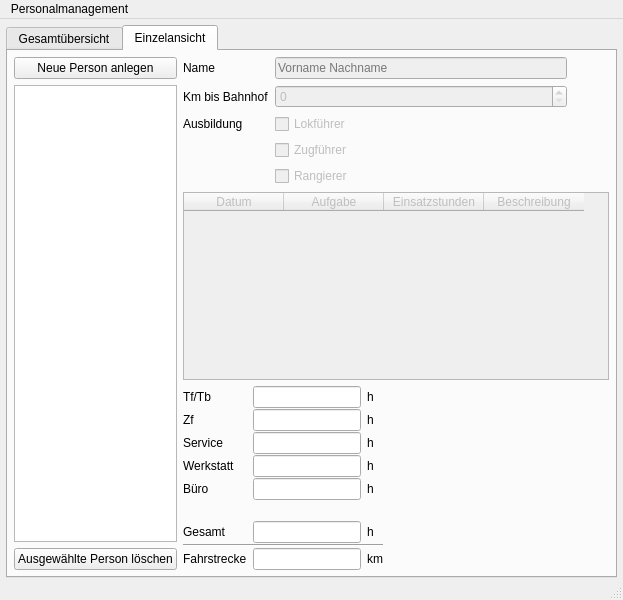
Before: the Qt Designer form Programm/personalwindow.ui in philjosch/Einsatzplaner, drawn with Qt 5.
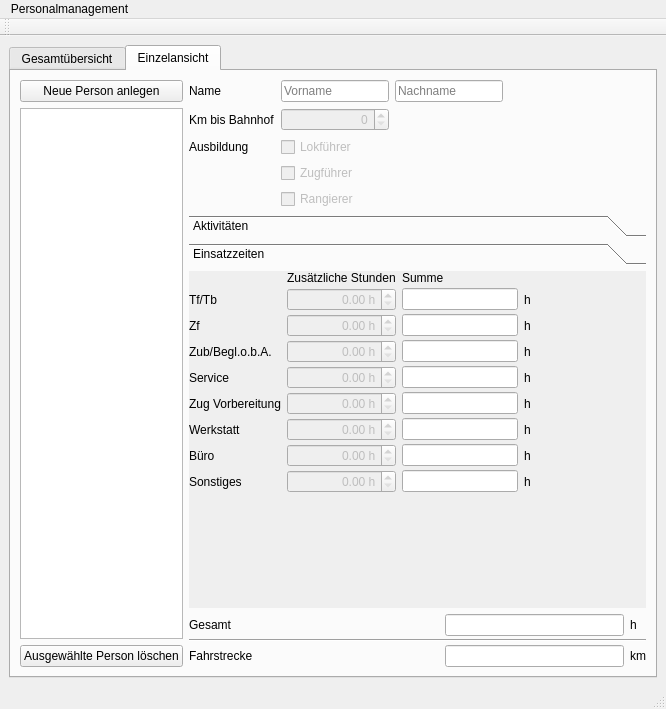
After: the same form once the commit is applied. The open tabs and pages were chosen to show the change.

```diff
--- a/Programm/personalwindow.ui
+++ b/Programm/personalwindow.ui
@@ -9,34 +9,16 @@
    <rect>
     <x>0</x>
     <y>0</y>
-    <width>623</width>
-    <height>600</height>
+    <width>666</width>
+    <height>709</height>
    </rect>
   </property>
   <property name="windowTitle">
    <string>MainWindow</string>
   </property>
   <widget class="QWidget" name="centralwidget">
-   <layout class="QGridLayout" name="gridLayout_6">
-    <property name="leftMargin">
-     <number>6</number>
-    </property>
-    <property name="topMargin">
-     <number>6</number>
-    </property>
-    <property name="rightMargin">
-     <number>6</number>
-    </property>
-    <property name="bottomMargin">
-     <number>0</number>
-    </property>
-    <property name="horizontalSpacing">
-     <number>0</number>
-    </property>
-    <property name="verticalSpacing">
-     <number>6</number>
-    </property>
-    <item row="0" column="0" colspan="2">
+   <layout class="QGridLayout" name="gridLayout_4">
+    <item row="0" column="0">
      <widget class="QTabWidget" name="tabWidget">
       <property name="currentIndex">
        <number>0</number>
@@ -219,24 +201,52 @@
        <attribute name="title">
         <string>Einzelansicht</string>
        </attribute>
-       <layout class="QGridLayout" name="gridLayout_2" columnstretch="1,3">
-        <property name="leftMargin">
-         <number>6</number>
-        </property>
-        <property name="topMargin">
-         <number>6</number>
-        </property>
-        <property name="rightMargin">
-         <number>6</number>
-        </property>
-        <property name="bottomMargin">
-         <number>6</number>
-        </property>
-        <property name="spacing">
-         <number>6</number>
-        </property>
+       <layout class="QGridLayout" name="gridLayout_2" rowstretch="0,1,0" columnstretch="1,3">
+        <item row="0" column="0" rowspan="3">
+         <layout class="QGridLayout" name="liste">
+          <property name="leftMargin">
+           <number>0</number>
+          </property>
+          <property name="topMargin">
+           <number>0</number>
+          </property>
+          <property name="rightMargin">
+           <number>0</number>
+          </property>
+          <property name="bottomMargin">
+           <number>0</number>
+          </property>
+          <property name="spacing">
+           <number>6</number>
+          </property>
+          <item row="0" column="0">
+           <widget class="QPushButton" name="pushAdd">
+            <property name="text">
+             <string>Neue Person anlegen</string>
+            </property>
+           </widget>
+          </item>
+          <item row="1" column="0">
+           <widget class="QListWidget" name="listWidget">
+            <property name="sortingEnabled">
+             <bool>true</bool>
+            </property>
+           </widget>
+          </item>
+          <item row="2" column="0">
+           <widget class="QPushButton" name="pushDelete">
+            <property name="statusTip">
+             <string>Eine Person in der Liste auswählen und dann auf den Button drücken, um die Person aus dem System zu löschen</string>
+            </property>
+            <property name="text">
+             <string>Ausgewählte Person löschen</string>
+            </property>
+           </widget>
+          </item>
+         </layout>
+        </item>
         <item row="0" column="1">
-         <layout class="QGridLayout" name="einzelnansicht" rowstretch="0,1,0" columnstretch="0,1">
+         <layout class="QGridLayout" name="stammdaten" columnstretch="0,0,0,1">
           <property name="leftMargin">
            <number>0</number>
           </property>
@@ -252,8 +262,139 @@
           <property name="spacing">
            <number>6</number>
           </property>
-          <item row="0" column="0" colspan="2">
-           <layout class="QGridLayout" name="stammdaten" columnstretch="0,0,0,1">
+          <item row="4" column="1" colspan="2">
+           <widget class="QCheckBox" name="checkRangierer">
+            <property name="enabled">
+             <bool>false</bool>
+            </property>
+            <property name="text">
+             <string>Rangierer</string>
+            </property>
+           </widget>
+          </item>
+          <item row="2" column="0">
+           <widget class="QLabel" name="label_3">
+            <property name="text">
+             <string>Ausbildung</string>
+            </property>
+           </widget>
+          </item>
+          <item row="3" column="1" colspan="2">
+           <widget class="QCheckBox" name="checkZf">
+            <property name="enabled">
+             <bool>false</bool>
+            </property>
+            <property name="text">
+             <string>Zugführer</string>
+            </property>
+           </widget>
+          </item>
+          <item row="0" column="0">
+           <widget class="QLabel" name="label">
+            <property name="text">
+             <string>Name</string>
+            </property>
+           </widget>
+          </item>
+          <item row="1" column="0">
+           <widget class="QLabel" name="label_2">
+            <property name="statusTip">
+             <string>Die Entfernung zum Heimatbahnhof. Wird benötigt, um die Strecke auszurechnen.</string>
+            </property>
+            <property name="text">
+             <string>Km bis Bahnhof</string>
+            </property>
+           </widget>
+          </item>
+          <item row="2" column="1" colspan="2">
+           <widget class="QCheckBox" name="checkTf">
+            <property name="enabled">
+             <bool>false</bool>
+            </property>
+            <property name="text">
+             <string>Lokführer</string>
+            </property>
+           </widget>
+          </item>
+          <item row="1" column="3">
+           <spacer name="horizontalSpacer_2">
+            <property name="orientation">
+             <enum>Qt::Horizontal</enum>
+            </property>
+            <property name="sizeHint" stdset="0">
+             <size>
+              <width>40</width>
+              <height>20</height>
+             </size>
+            </property>
+           </spacer>
+          </item>
+          <item row="0" column="3">
+           <spacer name="horizontalSpacer_4">
+            <property name="orientation">
+             <enum>Qt::Horizontal</enum>
+            </property>
+            <property name="sizeHint" stdset="0">
+             <size>
+              <width>40</width>
+              <height>20</height>
+             </size>
+            </property>
+           </spacer>
+          </item>
+          <item row="0" column="1">
+           <widget class="QLineEdit" name="lineVorname">
+            <property name="placeholderText">
+             <string>Vorname</string>
+            </property>
+           </widget>
+          </item>
+          <item row="0" column="2">
+           <widget class="QLineEdit" name="lineNachname">
+            <property name="placeholderText">
+             <string>Nachname</string>
+            </property>
+           </widget>
+          </item>
+          <item row="1" column="1">
+           <widget class="QSpinBox" name="spinKm">
+            <property name="enabled">
+             <bool>false</bool>
+            </property>
+            <property name="alignment">
+             <set>Qt::AlignRight|Qt::AlignTrailing|Qt::AlignVCenter</set>
+            </property>
+           </widget>
+          </item>
+         </layout>
+        </item>
+        <item row="1" column="1">
+         <widget class="QToolBox" name="toolBox">
+          <property name="minimumSize">
+           <size>
+            <width>435</width>
+            <height>200</height>
+           </size>
+          </property>
+          <property name="currentIndex">
+           <number>1</number>
+          </property>
+          <property name="tabSpacing">
+           <number>6</number>
+          </property>
+          <widget class="QWidget" name="pageTable">
+           <property name="geometry">
+            <rect>
+             <x>0</x>
+             <y>0</y>
+             <width>435</width>
+             <height>310</height>
+            </rect>
+           </property>
+           <attribute name="label">
+            <string>Aktivitäten</string>
+           </attribute>
+           <layout class="QGridLayout" name="gridLayout_6">
             <property name="leftMargin">
              <number>0</number>
             </property>
@@ -267,136 +408,74 @@
              <number>0</number>
             </property>
             <property name="spacing">
-             <number>6</number>
+             <number>0</number>
             </property>
-            <item row="4" column="1" colspan="2">
-             <widget class="QCheckBox" name="checkRangierer">
-              <property name="enabled">
-               <bool>false</bool>
-              </property>
-              <property name="text">
-               <string>Rangierer</string>
-              </property>
-             </widget>
-            </item>
-            <item row="2" column="0">
-             <widget class="QLabel" name="label_3">
-              <property name="text">
-               <string>Ausbildung</string>
-              </property>
-             </widget>
-            </item>
-            <item row="3" column="1" colspan="2">
-             <widget class="QCheckBox" name="checkZf">
-              <property name="enabled">
-               <bool>false</bool>
-              </property>
-              <property name="text">
-               <string>Zugführer</string>
-              </property>
-             </widget>
-            </item>
             <item row="0" column="0">
-             <widget class="QLabel" name="label">
-              <property name="text">
-               <string>Name</string>
-              </property>
-             </widget>
-            </item>
-            <item row="0" column="1" colspan="2">
-             <widget class="QLineEdit" name="lineName">
+             <widget class="QTableWidget" name="tabelle">
               <property name="enabled">
                <bool>false</bool>
               </property>
-              <property name="sizePolicy">
-               <sizepolicy hsizetype="Fixed" vsizetype="Fixed">
-                <horstretch>0</horstretch>
-                <verstretch>0</verstretch>
-               </sizepolicy>
-              </property>
               <property name="minimumSize">
                <size>
-                <width>292</width>
-                <height>0</height>
+                <width>402</width>
+                <height>120</height>
                </size>
               </property>
-              <property name="placeholderText">
-               <string>Vorname Nachname</string>
+              <property name="editTriggers">
+               <set>QAbstractItemView::NoEditTriggers</set>
               </property>
-             </widget>
-            </item>
-            <item row="1" column="1" colspan="2">
-             <widget class="QSpinBox" name="spinKm">
-              <property name="enabled">
-               <bool>false</bool>
+              <property name="alternatingRowColors">
+               <bool>true</bool>
               </property>
-              <property name="sizePolicy">
-               <sizepolicy hsizetype="Fixed" vsizetype="Fixed">
-                <horstretch>0</horstretch>
-                <verstretch>0</verstretch>
-               </sizepolicy>
+              <property name="verticalScrollMode">
+               <enum>QAbstractItemView::ScrollPerPixel</enum>
               </property>
-              <property name="minimumSize">
-               <size>
-                <width>292</width>
-                <height>0</height>
-               </size>
+              <property name="horizontalScrollMode">
+               <enum>QAbstractItemView::ScrollPerPixel</enum>
               </property>
-             </widget>
-            </item>
-            <item row="1" column="0">
-             <widget class="QLabel" name="label_2">
-              <property name="statusTip">
-               <string>Die Entfernung zum Heimatbahnhof. Wird benötigt, um die Strecke auszurechnen.</string>
+              <property name="sortingEnabled">
+               <bool>true</bool>
               </property>
-              <property name="text">
-               <string>Km bis Bahnhof</string>
-              </property>
+              <attribute name="horizontalHeaderShowSortIndicator" stdset="0">
+               <bool>true</bool>
+              </attribute>
+              <column>
+               <property name="text">
+                <string>Datum</string>
+               </property>
+              </column>
+              <column>
+               <property name="text">
+                <string>Aufgabe</string>
+               </property>
+              </column>
+              <column>
+               <property name="text">
+                <string>Einsatzstunden</string>
+               </property>
+              </column>
+              <column>
+               <property name="text">
+                <string>Beschreibung</string>
+               </property>
+              </column>
              </widget>
             </item>
-            <item row="2" column="1" colspan="2">
-             <widget class="QCheckBox" name="checkTf">
-              <property name="enabled">
-               <bool>false</bool>
-              </property>
-              <property name="text">
-               <string>Lokführer</string>
-              </property>
-             </widget>
-            </item>
-            <item row="1" column="3">
-             <spacer name="horizontalSpacer_2">
-              <property name="orientation">
-               <enum>Qt::Horizontal</enum>
-              </property>
-              <property name="sizeHint" stdset="0">
-               <size>
-                <width>40</width>
-                <height>20</height>
-               </size>
-              </property>
-             </spacer>
-            </item>
-            <item row="0" column="3">
-             <spacer name="horizontalSpacer_4">
-              <property name="orientation">
-               <enum>Qt::Horizontal</enum>
-              </property>
-              <property name="sizeHint" stdset="0">
-               <size>
-                <width>40</width>
-                <height>20</height>
-               </size>
-              </property>
-             </spacer>
-            </item>
            </layout>
-          </item>
-          <item row="2" column="0">
-           <layout class="QGridLayout" name="uebersicht">
-            <property name="sizeConstraint">
-             <enum>QLayout::SetMaximumSize</enum>
-            </property>
+          </widget>
+          <widget class="QWidget" name="pageEinzelZeiten">
+           <property name="geometry">
+            <rect>
+             <x>0</x>
+             <y>0</y>
+             <width>435</width>
+             <height>310</height>
+            </rect>
+           </property>
+           <attribute name="label">
+            <string>Einsatzzeiten</string>
+           </attribute>
+           <layout class="QGridLayout" name="gridLayout_5" columnstretch="0,0,0,0,0,0">
             <property name="leftMargin">
              <number>0</number>
             </property>
@@ -413,112 +492,165 @@
              <number>6</number>
             </property>
             <property name="verticalSpacing">
-             <number>1</number>
+             <number>3</number>
             </property>
+            <item row="4" column="0">
+             <widget class="QLabel" name="label_6">
+              <property name="text">
+               <string>Service</string>
+              </property>
+             </widget>
+            </item>
             <item row="8" column="0">
-             <widget class="QLabel" name="label_10">
+             <widget class="QLabel" name="label_20">
               <property name="text">
-               <string>Fahrstrecke</string>
+               <string>Sonstiges</string>
               </property>
              </widget>
             </item>
-            <item row="4" column="1">
-             <widget class="QLineEdit" name="lineBuero">
-              <property name="alignment">
-               <set>Qt::AlignRight|Qt::AlignTrailing|Qt::AlignVCenter</set>
-              </property>
-              <property name="readOnly">
-               <bool>true</bool>
-              </property>
-             </widget>
-            </item>
-            <item row="8" column="1">
-             <widget class="QLineEdit" name="lineStrecke">
-              <property name="alignment">
-               <set>Qt::AlignRight|Qt::AlignTrailing|Qt::AlignVCenter</set>
-              </property>
-              <property name="readOnly">
-               <bool>true</bool>
-              </property>
-             </widget>
-            </item>
-            <item row="4" column="2">
-             <widget class="QLabel" name="label_15">
+            <item row="8" column="4">
+             <widget class="QLabel" name="label_25">
               <property name="text">
                <string>h</string>
               </property>
              </widget>
             </item>
-            <item row="0" column="2">
-             <widget class="QLabel" name="label_11">
-              <property name="text">
-               <string>h</string>
-              </property>
-             </widget>
-            </item>
-            <item row="1" column="1">
-             <widget class="QLineEdit" name="lineZf">
-              <property name="alignment">
-               <set>Qt::AlignRight|Qt::AlignTrailing|Qt::AlignVCenter</set>
-              </property>
-              <property name="readOnly">
-               <bool>true</bool>
-              </property>
-             </widget>
-            </item>
-            <item row="6" column="0">
-             <widget class="QLabel" name="label_9">
-              <property name="text">
-               <string>Gesamt</string>
-              </property>
-             </widget>
-            </item>
-            <item row="6" column="2">
-             <widget class="QLabel" name="label_16">
-              <property name="text">
-               <string>h</string>
-              </property>
-             </widget>
-            </item>
-            <item row="7" column="0" colspan="3">
-             <widget class="Line" name="horizontalLine">
-              <property name="orientation">
-               <enum>Qt::Horizontal</enum>
-              </property>
-             </widget>
-            </item>
-            <item row="0" column="0">
-             <widget class="QLabel" name="label_4">
-              <property name="text">
-               <string>Tf/Tb</string>
-              </property>
-             </widget>
-            </item>
-            <item row="1" column="0">
-             <widget class="QLabel" name="label_7">
-              <property name="text">
-               <string>Zf</string>
-              </property>
-             </widget>
-            </item>
-            <item row="5" column="0">
+            <item row="9" column="1">
              <spacer name="verticalSpacer">
               <property name="orientation">
                <enum>Qt::Vertical</enum>
               </property>
-              <property name="sizeType">
-               <enum>QSizePolicy::Fixed</enum>
-              </property>
               <property name="sizeHint" stdset="0">
                <size>
                 <width>20</width>
+                <height>40</height>
+               </size>
+              </property>
+             </spacer>
+            </item>
+            <item row="1" column="1">
+             <widget class="QDoubleSpinBox" name="doubleTf">
+              <property name="enabled">
+               <bool>false</bool>
+              </property>
+              <property name="alignment">
+               <set>Qt::AlignRight|Qt::AlignTrailing|Qt::AlignVCenter</set>
+              </property>
+              <property name="suffix">
+               <string> h</string>
+              </property>
+              <property name="maximum">
+               <double>8784.000000000000000</double>
+              </property>
+             </widget>
+            </item>
+            <item row="3" column="3">
+             <widget class="QLineEdit" name="lineZub">
+              <property name="alignment">
+               <set>Qt::AlignRight|Qt::AlignTrailing|Qt::AlignVCenter</set>
+              </property>
+              <property name="readOnly">
+               <bool>true</bool>
+              </property>
+             </widget>
+            </item>
+            <item row="0" column="3">
+             <widget class="QLabel" name="label_21">
+              <property name="text">
+               <string>Summe</string>
+              </property>
+             </widget>
+            </item>
+            <item row="1" column="3">
+             <widget class="QLineEdit" name="lineTf">
+              <property name="alignment">
+               <set>Qt::AlignRight|Qt::AlignTrailing|Qt::AlignVCenter</set>
+              </property>
+              <property name="readOnly">
+               <bool>true</bool>
+              </property>
+             </widget>
+            </item>
+            <item row="7" column="3">
+             <widget class="QLineEdit" name="lineBuero">
+              <property name="alignment">
+               <set>Qt::AlignRight|Qt::AlignTrailing|Qt::AlignVCenter</set>
+              </property>
+              <property name="readOnly">
+               <bool>true</bool>
+              </property>
+             </widget>
+            </item>
+            <item row="7" column="4">
+             <widget class="QLabel" name="label_15">
+              <property name="text">
+               <string>h</string>
+              </property>
+             </widget>
+            </item>
+            <item row="3" column="5">
+             <spacer name="horizontalSpacer">
+              <property name="orientation">
+               <enum>Qt::Horizontal</enum>
+              </property>
+              <property name="sizeHint" stdset="0">
+               <size>
+                <width>40</width>
                 <height>20</height>
                </size>
               </property>
              </spacer>
             </item>
+            <item row="2" column="1">
+             <widget class="QDoubleSpinBox" name="doubleZf">
+              <property name="enabled">
+               <bool>false</bool>
+              </property>
+              <property name="alignment">
+               <set>Qt::AlignRight|Qt::AlignTrailing|Qt::AlignVCenter</set>
+              </property>
+              <property name="suffix">
+               <string> h</string>
+              </property>
+              <property name="maximum">
+               <double>8784.000000000000000</double>
+              </property>
+             </widget>
+            </item>
             <item row="6" column="1">
-             <widget class="QLineEdit" name="lineGesamt">
+             <widget class="QDoubleSpinBox" name="doubleWerkstatt">
+              <property name="enabled">
+               <bool>false</bool>
+              </property>
+              <property name="alignment">
+               <set>Qt::AlignRight|Qt::AlignTrailing|Qt::AlignVCenter</set>
+              </property>
+              <property name="suffix">
+               <string> h</string>
+              </property>
+              <property name="maximum">
+               <double>8784.000000000000000</double>
+              </property>
+             </widget>
+            </item>
+            <item row="5" column="1">
+             <widget class="QDoubleSpinBox" name="doubleZugVorbereiten">
+              <property name="enabled">
+               <bool>false</bool>
+              </property>
+              <property name="alignment">
+               <set>Qt::AlignRight|Qt::AlignTrailing|Qt::AlignVCenter</set>
+              </property>
+              <property name="suffix">
+               <string> h</string>
+              </property>
+              <property name="maximum">
+               <double>8784.000000000000000</double>
+              </property>
+             </widget>
+            </item>
+            <item row="6" column="3">
+             <widget class="QLineEdit" name="lineWerkstatt">
               <property name="alignment">
                <set>Qt::AlignRight|Qt::AlignTrailing|Qt::AlignVCenter</set>
               </property>
@@ -527,22 +659,79 @@
               </property>
              </widget>
             </item>
-            <item row="3" column="2">
-             <widget class="QLabel" name="label_14">
+            <item row="0" column="1">
+             <widget class="QLabel" name="label_22">
+              <property name="statusTip">
+               <string>Tragen Sie hier die zusätzlichen Stunden ein, die eine Person geleistet hat</string>
+              </property>
               <property name="text">
-               <string>h</string>
+               <string>Zusätzliche Stunden</string>
+              </property>
+             </widget>
+            </item>
+            <item row="2" column="0">
+             <widget class="QLabel" name="label_7">
+              <property name="text">
+               <string>Zf</string>
               </property>
              </widget>
             </item>
             <item row="3" column="0">
+             <widget class="QLabel" name="label_18">
+              <property name="text">
+               <string>Zub/Begl.o.b.A.</string>
+              </property>
+             </widget>
+            </item>
+            <item row="7" column="1">
+             <widget class="QDoubleSpinBox" name="doubleBuero">
+              <property name="enabled">
+               <bool>false</bool>
+              </property>
+              <property name="alignment">
+               <set>Qt::AlignRight|Qt::AlignTrailing|Qt::AlignVCenter</set>
+              </property>
+              <property name="suffix">
+               <string> h</string>
+              </property>
+              <property name="maximum">
+               <double>8784.000000000000000</double>
+              </property>
+             </widget>
+            </item>
+            <item row="3" column="4">
+             <widget class="QLabel" name="label_23">
+              <property name="text">
+               <string>h</string>
+              </property>
+             </widget>
+            </item>
+            <item row="8" column="3">
+             <widget class="QLineEdit" name="lineSonstiges">
+              <property name="alignment">
+               <set>Qt::AlignRight|Qt::AlignTrailing|Qt::AlignVCenter</set>
+              </property>
+              <property name="readOnly">
+               <bool>true</bool>
+              </property>
+             </widget>
+            </item>
+            <item row="6" column="0">
              <widget class="QLabel" name="label_5">
               <property name="text">
                <string>Werkstatt</string>
               </property>
              </widget>
             </item>
-            <item row="2" column="1">
-             <widget class="QLineEdit" name="lineService">
+            <item row="1" column="0">
+             <widget class="QLabel" name="label_4">
+              <property name="text">
+               <string>Tf/Tb</string>
+              </property>
+             </widget>
+            </item>
+            <item row="2" column="3">
+             <widget class="QLineEdit" name="lineZf">
               <property name="alignment">
                <set>Qt::AlignRight|Qt::AlignTrailing|Qt::AlignVCenter</set>
               </property>
@@ -551,29 +740,64 @@
               </property>
              </widget>
             </item>
-            <item row="8" column="2">
-             <widget class="QLabel" name="label_17">
-              <property name="text">
-               <string>km</string>
+            <item row="5" column="3">
+             <widget class="QLineEdit" name="lineZugVorbereiten">
+              <property name="alignment">
+               <set>Qt::AlignRight|Qt::AlignTrailing|Qt::AlignVCenter</set>
               </property>
-             </widget>
-            </item>
-            <item row="2" column="0">
-             <widget class="QLabel" name="label_6">
-              <property name="text">
-               <string>Service</string>
+              <property name="readOnly">
+               <bool>true</bool>
               </property>
              </widget>
             </item>
-            <item row="1" column="2">
+            <item row="2" column="4">
              <widget class="QLabel" name="label_12">
               <property name="text">
                <string>h</string>
               </property>
              </widget>
             </item>
-            <item row="0" column="1">
-             <widget class="QLineEdit" name="lineTf">
+            <item row="8" column="1">
+             <widget class="QDoubleSpinBox" name="doubleSonstiges">
+              <property name="enabled">
+               <bool>false</bool>
+              </property>
+              <property name="alignment">
+               <set>Qt::AlignRight|Qt::AlignTrailing|Qt::AlignVCenter</set>
+              </property>
+              <property name="suffix">
+               <string> h</string>
+              </property>
+              <property name="maximum">
+               <double>8784.000000000000000</double>
+              </property>
+             </widget>
+            </item>
+            <item row="1" column="4">
+             <widget class="QLabel" name="label_33">
+              <property name="text">
+               <string>h</string>
+              </property>
+             </widget>
+            </item>
+            <item row="4" column="1">
+             <widget class="QDoubleSpinBox" name="doubleService">
+              <property name="enabled">
+               <bool>false</bool>
+              </property>
+              <property name="alignment">
+               <set>Qt::AlignRight|Qt::AlignTrailing|Qt::AlignVCenter</set>
+              </property>
+              <property name="suffix">
+               <string> h</string>
+              </property>
+              <property name="maximum">
+               <double>8784.000000000000000</double>
+              </property>
+             </widget>
+            </item>
+            <item row="4" column="3">
+             <widget class="QLineEdit" name="lineService">
               <property name="alignment">
                <set>Qt::AlignRight|Qt::AlignTrailing|Qt::AlignVCenter</set>
               </property>
@@ -582,136 +806,134 @@
               </property>
              </widget>
             </item>
+            <item row="6" column="4">
+             <widget class="QLabel" name="label_14">
+              <property name="text">
+               <string>h</string>
+              </property>
+             </widget>
+            </item>
+            <item row="5" column="4">
+             <widget class="QLabel" name="label_24">
+              <property name="text">
+               <string>h</string>
+              </property>
+             </widget>
+            </item>
+            <item row="5" column="0">
+             <widget class="QLabel" name="label_19">
+              <property name="text">
+               <string>Zug Vorbereitung</string>
+              </property>
+             </widget>
+            </item>
             <item row="3" column="1">
-             <widget class="QLineEdit" name="lineWerkstatt">
+             <widget class="QDoubleSpinBox" name="doubleZub">
+              <property name="enabled">
+               <bool>false</bool>
+              </property>
               <property name="alignment">
                <set>Qt::AlignRight|Qt::AlignTrailing|Qt::AlignVCenter</set>
               </property>
-              <property name="readOnly">
-               <bool>true</bool>
+              <property name="suffix">
+               <string> h</string>
               </property>
-             </widget>
-            </item>
-            <item row="2" column="2">
-             <widget class="QLabel" name="label_13">
-              <property name="text">
-               <string>h</string>
+              <property name="maximum">
+               <double>8784.000000000000000</double>
               </property>
              </widget>
             </item>
-            <item row="4" column="0">
+            <item row="7" column="0">
              <widget class="QLabel" name="label_8">
               <property name="text">
                <string>Büro</string>
               </property>
              </widget>
             </item>
+            <item row="4" column="4">
+             <widget class="QLabel" name="label_13">
+              <property name="text">
+               <string>h</string>
+              </property>
+             </widget>
+            </item>
            </layout>
-          </item>
-          <item row="1" column="0" colspan="2">
-           <widget class="QTableWidget" name="tabelle">
-            <property name="enabled">
-             <bool>false</bool>
-            </property>
-            <property name="minimumSize">
-             <size>
-              <width>402</width>
-              <height>120</height>
-             </size>
-            </property>
-            <property name="editTriggers">
-             <set>QAbstractItemView::NoEditTriggers</set>
-            </property>
-            <property name="alternatingRowColors">
-             <bool>true</bool>
-            </property>
-            <property name="verticalScrollMode">
-             <enum>QAbstractItemView::ScrollPerPixel</enum>
-            </property>
-            <property name="horizontalScrollMode">
-             <enum>QAbstractItemView::ScrollPerPixel</enum>
-            </property>
-            <property name="sortingEnabled">
-             <bool>true</bool>
-            </property>
-            <attribute name="horizontalHeaderShowSortIndicator" stdset="0">
-             <bool>true</bool>
-            </attribute>
-            <column>
-             <property name="text">
-              <string>Datum</string>
-             </property>
-            </column>
-            <column>
-             <property name="text">
-              <string>Aufgabe</string>
-             </property>
-            </column>
-            <column>
-             <property name="text">
-              <string>Einsatzstunden</string>
-             </property>
-            </column>
-            <column>
-             <property name="text">
-              <string>Beschreibung</string>
-             </property>
-            </column>
-           </widget>
-          </item>
-          <item row="2" column="1">
-           <spacer name="horizontalSpacer_3">
-            <property name="orientation">
-             <enum>Qt::Horizontal</enum>
-            </property>
-            <property name="sizeHint" stdset="0">
-             <size>
-              <width>13</width>
-              <height>17</height>
-             </size>
-            </property>
-           </spacer>
-          </item>
-         </layout>
+          </widget>
+         </widget>
         </item>
-        <item row="0" column="0">
-         <layout class="QGridLayout" name="liste">
-          <property name="leftMargin">
-           <number>0</number>
-          </property>
-          <property name="topMargin">
-           <number>0</number>
-          </property>
-          <property name="rightMargin">
-           <number>0</number>
-          </property>
-          <property name="bottomMargin">
-           <number>0</number>
-          </property>
-          <property name="spacing">
+        <item row="2" column="1">
+         <layout class="QGridLayout" name="gridEinzelSumme">
+          <property name="horizontalSpacing">
            <number>6</number>
           </property>
+          <property name="verticalSpacing">
+           <number>3</number>
+          </property>
+          <item row="0" column="3">
+           <widget class="QLabel" name="label_16">
+            <property name="text">
+             <string>h</string>
+            </property>
+           </widget>
+          </item>
+          <item row="3" column="3">
+           <widget class="QLabel" name="label_17">
+            <property name="text">
+             <string>km</string>
+            </property>
+           </widget>
+          </item>
+          <item row="1" column="0" colspan="4">
+           <widget class="Line" name="horizontalLine">
+            <property name="orientation">
+             <enum>Qt::Horizontal</enum>
+            </property>
+           </widget>
+          </item>
+          <item row="3" column="2">
+           <widget class="QLineEdit" name="lineStrecke">
+            <property name="alignment">
+             <set>Qt::AlignRight|Qt::AlignTrailing|Qt::AlignVCenter</set>
+            </property>
+            <property name="readOnly">
+             <bool>true</bool>
+            </property>
+           </widget>
+          </item>
+          <item row="0" column="2">
+           <widget class="QLineEdit" name="lineGesamt">
+            <property name="alignment">
+             <set>Qt::AlignRight|Qt::AlignTrailing|Qt::AlignVCenter</set>
+            </property>
+            <property name="readOnly">
+             <bool>true</bool>
+            </property>
+           </widget>
+          </item>
           <item row="0" column="0">
-           <widget class="QPushButton" name="pushAdd">
+           <widget class="QLabel" name="label_9">
             <property name="text">
-             <string>Neue Person anlegen</string>
+             <string>Gesamt</string>
             </property>
            </widget>
           </item>
-          <item row="1" column="0">
-           <widget class="QListWidget" name="listWidget">
-            <property name="sortingEnabled">
-             <bool>true</bool>
+          <item row="0" column="1">
+           <spacer name="horizontalSpacer_5">
+            <property name="orientation">
+             <enum>Qt::Horizontal</enum>
             </property>
-           </widget>
-          </item>
-          <item row="2" column="0">
-           <widget class="QPushButton" name="pushDelete">
-            <property name="statusTip">
-             <string>Eine Person in der Liste auswählen und dann auf den Button drücken, um die Person aus dem System zu löschen</string>
+            <property name="sizeHint" stdset="0">
+             <size>
+              <width>40</width>
+              <height>20</height>
+             </size>
             </property>
+           </spacer>
+          </item>
+          <item row="3" column="0">
+           <widget class="QLabel" name="label_10">
             <property name="text">
-             <string>Ausgewählte Person löschen</string>
+             <string>Fahrstrecke</string>
             </property>
            </widget>
           </item>
@@ -728,7 +950,7 @@
     <rect>
      <x>0</x>
      <y>0</y>
-     <width>623</width>
+     <width>666</width>
      <height>22</height>
     </rect>
    </property>
@@ -746,6 +968,17 @@
    <addaction name="menuPersonalmanagement"/>
   </widget>
   <widget class="QStatusBar" name="statusbar"/>
+  <widget class="QToolBar" name="toolBar">
+   <property name="windowTitle">
+    <string>toolBar</string>
+   </property>
+   <attribute name="toolBarArea">
+    <enum>TopToolBarArea</enum>
+   </attribute>
+   <attribute name="toolBarBreak">
+    <bool>false</bool>
+   </attribute>
+  </widget>
   <action name="actionSchlie_en">
    <property name="text">
     <string>Schließen</string>
```
Left out of the diff: 7 changed lines with no effect on the pictures.
